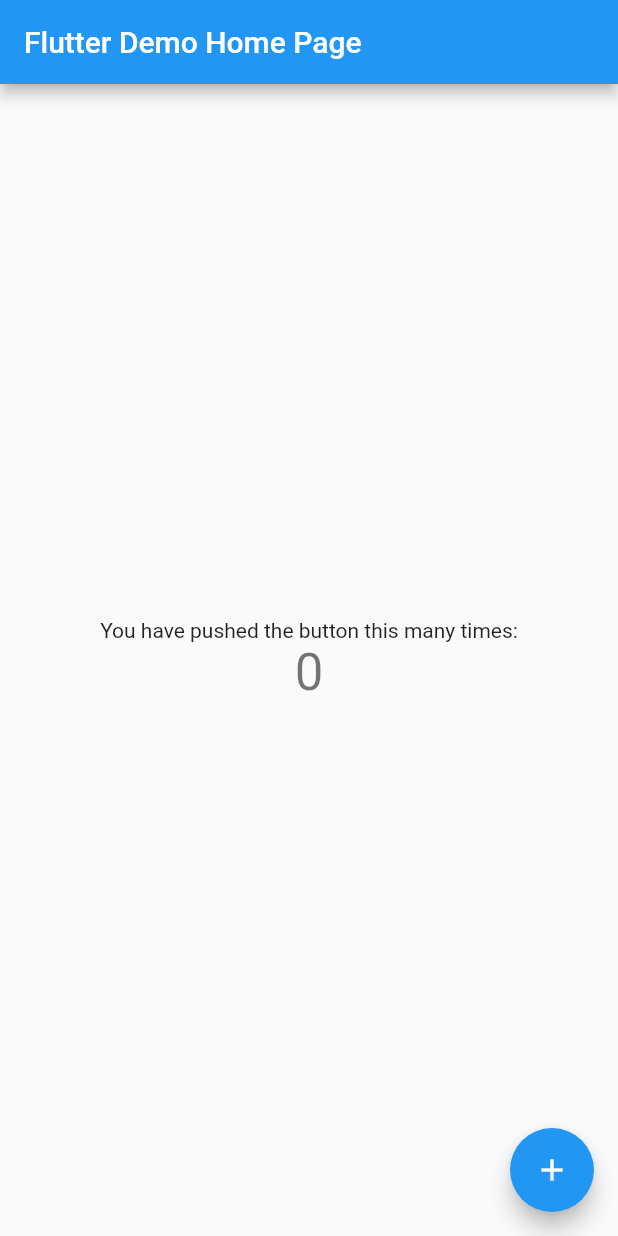
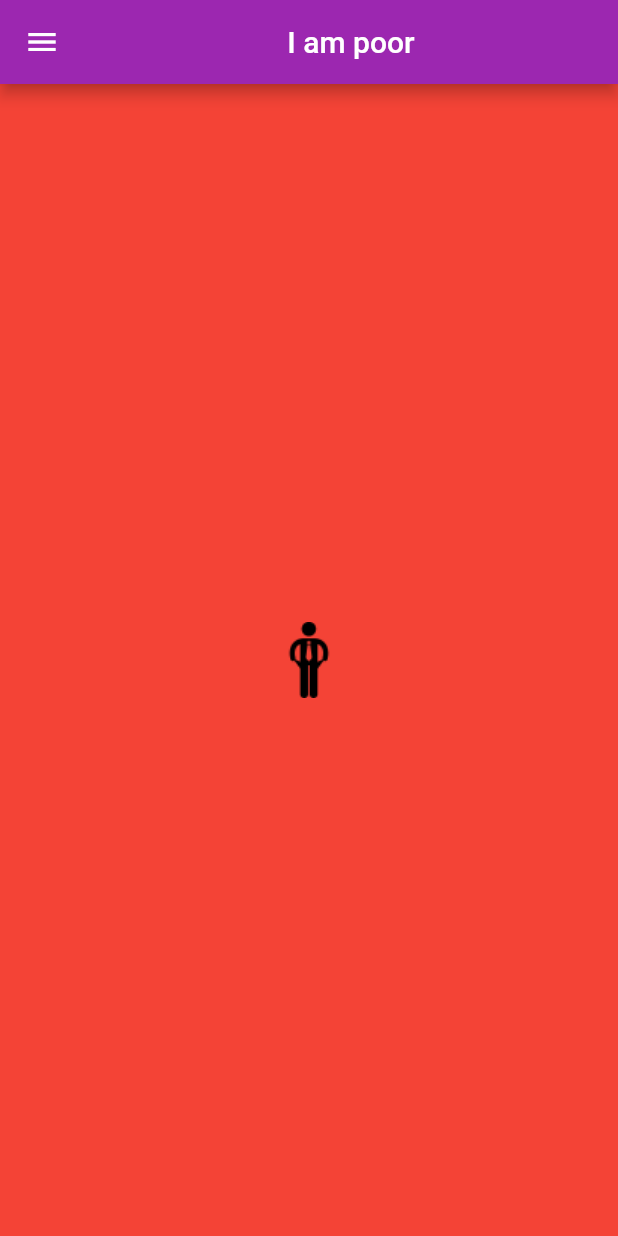
Before and after one commit to matatoMatata94/i_am_poor, a Flutter app: the screen it shows after launch, on a phone screen of 412 x 824 dp. Run offline on Flutter 3.47's test engine with Material 2 defaults, Android fonts, the phone set to English and light mode, and no system bars.

Commit message:
Added icon and drawer

```diff
--- a/lib/main.dart
+++ b/lib/main.dart
@@ -1,113 +1,24 @@
 import 'package:flutter/material.dart';
 
 void main() {
-  runApp(MyApp());
-}
-
-class MyApp extends StatelessWidget {
-  // This widget is the root of your application.
-  @override
-  Widget build(BuildContext context) {
-    return MaterialApp(
-      title: 'Flutter Demo',
-      theme: ThemeData(
-        // This is the theme of your application.
-        //
-        // Try running your application with "flutter run". You'll see the
-        // application has a blue toolbar. Then, without quitting the app, try
-        // changing the primarySwatch below to Colors.green and then invoke
-        // "hot reload" (press "r" in the console where you ran "flutter run",
-        // or simply save your changes to "hot reload" in a Flutter IDE).
-        // Notice that the counter didn't reset back to zero; the application
-        // is not restarted.
-        primarySwatch: Colors.blue,
-      ),
-      home: MyHomePage(title: 'Flutter Demo Home Page'),
-    );
-  }
-}
-
-class MyHomePage extends StatefulWidget {
-  MyHomePage({Key key, this.title}) : super(key: key);
-
-  // This widget is the home page of your application. It is stateful, meaning
-  // that it has a State object (defined below) that contains fields that affect
-  // how it looks.
-
-  // This class is the configuration for the state. It holds the values (in this
-  // case the title) provided by the parent (in this case the App widget) and
-  // used by the build method of the State. Fields in a Widget subclass are
-  // always marked "final".
-
-  final String title;
-
-  @override
-  _MyHomePageState createState() => _MyHomePageState();
-}
-
-class _MyHomePageState extends State<MyHomePage> {
-  int _counter = 0;
-
-  void _incrementCounter() {
-    setState(() {
-      // This call to setState tells the Flutter framework that something has
-      // changed in this State, which causes it to rerun the build method below
-      // so that the display can reflect the updated values. If we changed
-      // _counter without calling setState(), then the build method would not be
-      // called again, and so nothing would appear to happen.
-      _counter++;
-    });
-  }
-
-  @override
-  Widget build(BuildContext context) {
-    // This method is rerun every time setState is called, for instance as done
-    // by the _incrementCounter method above.
-    //
-    // The Flutter framework has been optimized to make rerunning build methods
-    // fast, so that you can just rebuild anything that needs updating rather
-    // than having to individually change instances of widgets.
-    return Scaffold(
-      appBar: AppBar(
-        // Here we take the value from the MyHomePage object that was created by
-        // the App.build method, and use it to set our appbar title.
-        title: Text(widget.title),
-      ),
-      body: Center(
-        // Center is a layout widget. It takes a single child and positions it
-        // in the middle of the parent.
-        child: Column(
-          // Column is also a layout widget. It takes a list of children and
-          // arranges them vertically. By default, it sizes itself to fit its
-          // children horizontally, and tries to be as tall as its parent.
-          //
-          // Invoke "debug painting" (press "p" in the console, choose the
-          // "Toggle Debug Paint" action from the Flutter Inspector in Android
-          // Studio, or the "Toggle Debug Paint" command in Visual Studio Code)
-          // to see the wireframe for each widget.
-          //
-          // Column has various properties to control how it sizes itself and
-          // how it positions its children. Here we use mainAxisAlignment to
-          // center the children vertically; the main axis here is the vertical
-          // axis because Columns are vertical (the cross axis would be
-          // horizontal).
-          mainAxisAlignment: MainAxisAlignment.center,
-          children: <Widget>[
-            Text(
-              'You have pushed the button this many times:',
-            ),
-            Text(
-              '$_counter',
-              style: Theme.of(context).textTheme.headline4,
-            ),
-          ],
+  runApp(
+    MaterialApp(
+      debugShowCheckedModeBanner: false,
+      home: Scaffold(
+        drawer: Drawer(
+          child: Center(child: Text('test')),
+        ),
+        body: Center(
+          child: Image(
+            image: AssetImage('images/icons8-brankrupt-51.png'),
+          ),
+        ),
+        backgroundColor: Colors.red,
+        appBar: AppBar(
+          backgroundColor: Colors.purple,
+          title: Center(child: Text('I am poor')),
         ),
       ),
-      floatingActionButton: FloatingActionButton(
-        onPressed: _incrementCounter,
-        tooltip: 'Increment',
-        child: Icon(Icons.add),
-      ), // This trailing comma makes auto-formatting nicer for build methods.
-    );
-  }
+    ),
+  );
 }
```
Also changed, not shown: pubspec.yaml (+3 -54 lines), images/icons8-brankrupt-51.png (added).
